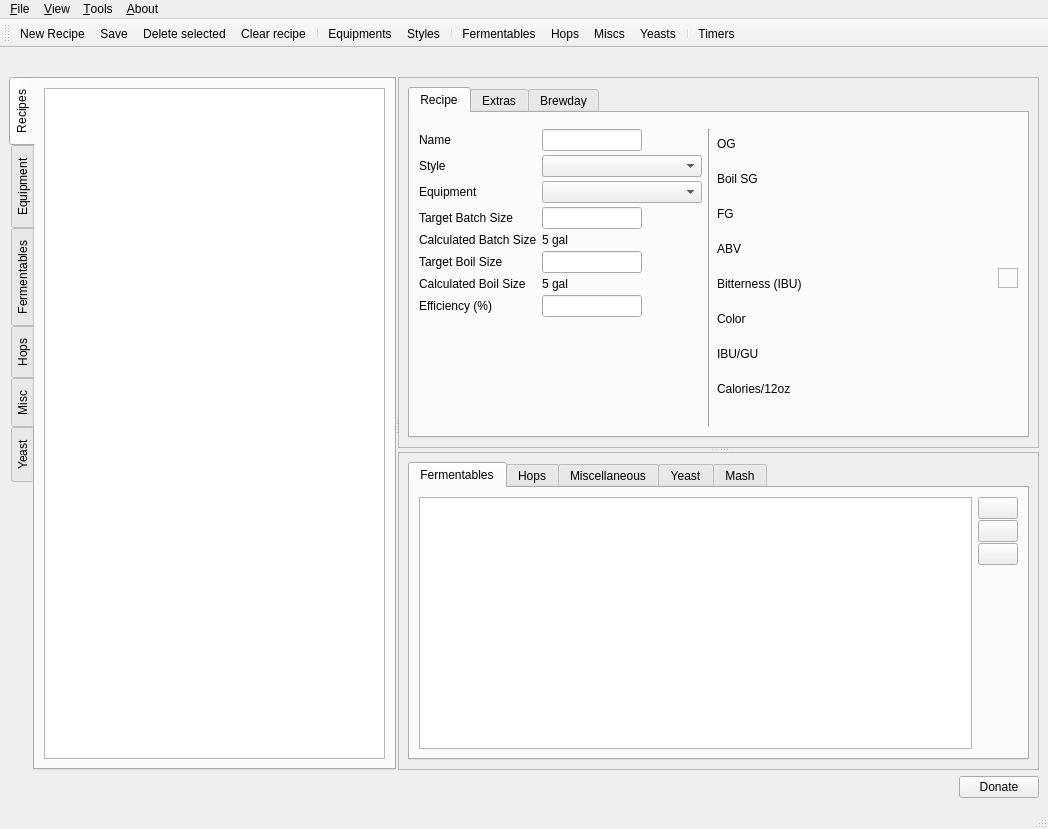
Before: the Qt Designer form ui/mainWindow.ui in Brewtarget/brewtarget, drawn with Qt 5.
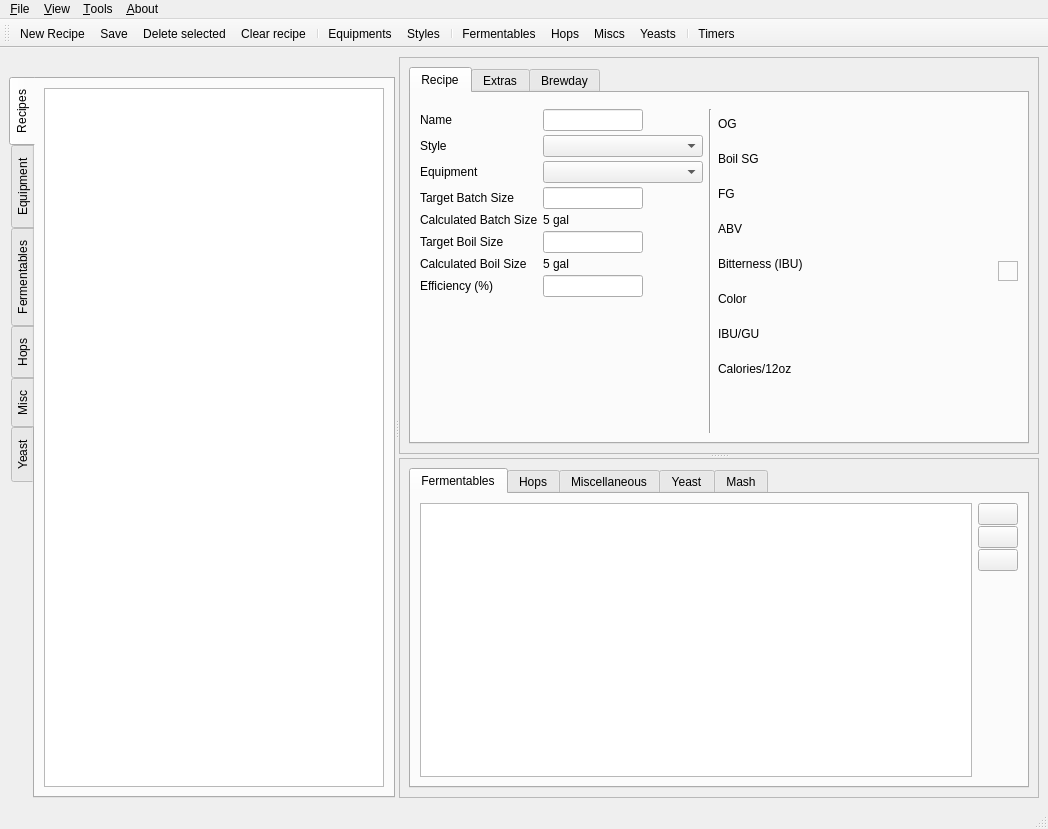
After: the same form once the commit is applied. Icons and pictures are not drawn. Custom widgets are drawn as their Qt base class.

Commit message:
Mainwindow reorganisation.
Fixes issue #3420277 (Screen real estate)
Removed the large ribbon containing the Brewtarget logo.
The Logo was moved above the ingredients trees.
Moved the donate button to the 'About' menu and created an actionDonate
QAction.

Diff of the .ui file:
```diff
--- a/ui/mainWindow.ui
+++ b/ui/mainWindow.ui
@@ -33,11 +33,22 @@
     <normaloff>:/images/brewtarget_icon.svg</normaloff>:/images/brewtarget_icon.svg</iconset>
   </property>
   <widget class="QWidget" name="centralwidget">
+   <layout class="QVBoxLayout" name="verticalLayout_13">
+    <item>
+     <widget class="QSplitter" name="splitter_2">
+      <property name="orientation">
+       <enum>Qt::Horizontal</enum>
+      </property>
+      <widget class="QWidget" name="">
    <layout class="QVBoxLayout" name="verticalLayout_12">
     <item>
-     <layout class="QHBoxLayout" name="horizontalLayout_14">
-      <item>
        <widget class="QLabel" name="label_12">
+          <property name="sizePolicy">
+           <sizepolicy hsizetype="Preferred" vsizetype="Fixed">
+            <horstretch>0</horstretch>
+            <verstretch>0</verstretch>
+           </sizepolicy>
+          </property>
         <property name="text">
          <string/>
         </property>
@@ -47,34 +58,6 @@
        </widget>
       </item>
       <item>
-       <spacer name="horizontalSpacer_2">
-        <property name="orientation">
-         <enum>Qt::Horizontal</enum>
-        </property>
-        <property name="sizeHint" stdset="0">
-         <size>
-          <width>0</width>
-          <height>0</height>
-         </size>
-        </property>
-       </spacer>
-      </item>
-     </layout>
-    </item>
-    <item>
-     <widget class="QSplitter" name="splitter_2">
-      <property name="sizePolicy">
-       <sizepolicy hsizetype="Expanding" vsizetype="Expanding">
-        <horstretch>0</horstretch>
-        <verstretch>0</verstretch>
-       </sizepolicy>
-      </property>
-      <property name="orientation">
-       <enum>Qt::Horizontal</enum>
-      </property>
-      <property name="handleWidth">
-       <number>2</number>
-      </property>
       <widget class="QTabWidget" name="tabWidget_Trees">
        <property name="sizePolicy">
         <sizepolicy hsizetype="Preferred" vsizetype="Preferred">
@@ -173,6 +156,9 @@
         </layout>
        </widget>
       </widget>
+        </item>
+       </layout>
+      </widget>
       <widget class="QSplitter" name="splitter">
        <property name="acceptDrops">
         <bool>true</bool>
@@ -189,8 +175,8 @@
           <rect>
            <x>0</x>
            <y>0</y>
-           <width>613</width>
-           <height>339</height>
+           <width>644</width>
+           <height>402</height>
           </rect>
          </property>
          <layout class="QVBoxLayout" name="verticalLayout_11">
@@ -1153,8 +1139,8 @@
           <rect>
            <x>0</x>
            <y>0</y>
-           <width>628</width>
-           <height>298</height>
+           <width>644</width>
+           <height>333</height>
           </rect>
          </property>
          <layout class="QVBoxLayout" name="verticalLayout_8">
@@ -1669,43 +1655,6 @@
       </widget>
      </widget>
     </item>
-    <item>
-     <layout class="QHBoxLayout" name="horizontalLayout_3">
-      <property name="topMargin">
-       <number>0</number>
-      </property>
-      <item>
-       <spacer name="horizontalSpacer_5">
-        <property name="orientation">
-         <enum>Qt::Horizontal</enum>
-        </property>
-        <property name="sizeHint" stdset="0">
-         <size>
-          <width>40</width>
-          <height>20</height>
-         </size>
-        </property>
-       </spacer>
-      </item>
-      <item>
-       <widget class="QPushButton" name="pushButton_donate">
-        <property name="text">
-         <string>Donate</string>
-        </property>
-        <property name="icon">
-         <iconset resource="../brewtarget.qrc">
-          <normaloff>:/images/donate.svg</normaloff>:/images/donate.svg</iconset>
-        </property>
-        <property name="iconSize">
-         <size>
-          <width>16</width>
-          <height>16</height>
-         </size>
-        </property>
-       </widget>
-      </item>
-     </layout>
-    </item>
    </layout>
   </widget>
   <widget class="QMenuBar" name="menubar">
```
Left out of the diff: 15 changed lines with no effect on the pictures. Lines whose indentation alone changed are shown as unchanged. The commit also changes 1 other file.
